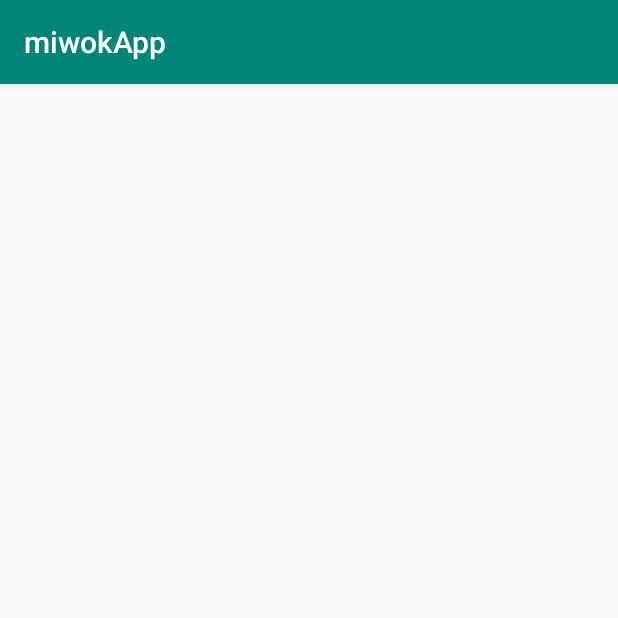
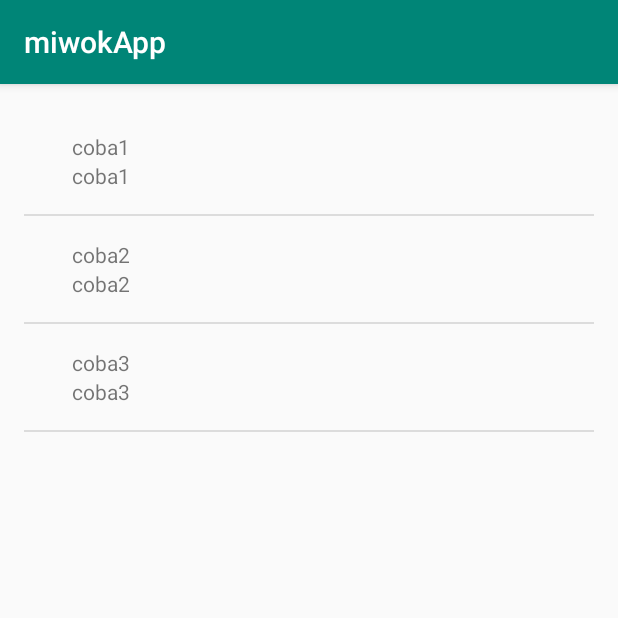
Before and after one commit to yunuswidodo/udacityBasic, an Android app: the PhrasesActivity screen opened directly, with no data from a screen before it, on a phone screen of 412 x 824 dp, the top half of it. Run offline under Robolectric (Android 15) with nearby library versions, the phone set to English and light mode, and no system bars.

```diff
--- a/AndroidBasic/miwokApp/app/src/main/java/e/yunus/miwokapp/PhrasesActivity.java
+++ b/AndroidBasic/miwokApp/app/src/main/java/e/yunus/miwokapp/PhrasesActivity.java
@@ -3,12 +3,30 @@ package e.yunus.miwokapp;
 import androidx.appcompat.app.AppCompatActivity;
 
 import android.os.Bundle;
+import android.widget.ListView;
+
+import java.util.ArrayList;
 
 public class PhrasesActivity extends AppCompatActivity {
 
     @Override
     protected void onCreate(Bundle savedInstanceState) {
         super.onCreate(savedInstanceState);
-        setContentView(R.layout.activity_phrases);
+        setContentView(R.layout.activity_numbers);
+
+        ArrayList<Word> wordss = new ArrayList<Word>();
+        wordss.add(new Word("coba1", "coba1"));
+        wordss.add(new Word("coba2", "coba2"));
+        wordss.add(new Word("coba3", "coba3"));
+
+        WordAdapter adapter = new WordAdapter(this, wordss);
+        ListView listView = (ListView)findViewById(R.id.list);
+        listView.setAdapter(adapter);
+
+
+
+
+
     }
-}
+
+    }
--- a/AndroidBasic/miwokApp/app/src/main/java/e/yunus/miwokapp/Word.java
+++ b/AndroidBasic/miwokApp/app/src/main/java/e/yunus/miwokapp/Word.java
@@ -8,7 +8,9 @@ public class Word {
     // Android version number (e.g. 2.3-2.7, 3.0-3.2.6, 4.0-4.0.4)
     private String mDefault;
     // Drawable resource ID
-    private int mImageResourceId;
+    private int mImageResourceId = NO_IMAGE_PROVIDED;
+
+    private static final int NO_IMAGE_PROVIDED = -1;
 
     /*
      * Create a new AndroidFlavor object.
@@ -22,6 +24,11 @@ public class Word {
         mDefault = lutfi;
         mMiwok = one;
         mImageResourceId = imageResourceId;
+    }
+
+    public Word(String coba1, String coba11) {
+        mDefault = coba1;
+        mMiwok = coba11;
     }
 
     /**
@@ -48,4 +55,7 @@ public class Word {
     }
 
 
+    public boolean hasImage(){
+        return mImageResourceId != NO_IMAGE_PROVIDED;
+    }
 }
--- a/AndroidBasic/miwokApp/app/src/main/java/e/yunus/miwokapp/WordAdapter.java
+++ b/AndroidBasic/miwokApp/app/src/main/java/e/yunus/miwokapp/WordAdapter.java
@@ -51,8 +51,12 @@ public class WordAdapter extends ArrayAdapter<Word> {
         ImageView iconView = (ImageView) listItemView.findViewById(R.id.image);
          //Get the image resource ID from the current AndroidFlavor object and
          //set the image to iconView
-        iconView.setImageResource(currentWord.getImageResourceId());
-
+        if (currentWord.hasImage()) {
+            iconView.setImageResource(currentWord.getImageResourceId());
+            iconView.setVisibility(View.VISIBLE);
+        }else {
+            iconView.setVisibility(View.GONE);
+        }
          //Return the whole list item layout (containing 2 TextViews and an ImageView)
          //so that it can be shown in the ListView
         return listItemView;
```
Also changed, not shown: AndroidBasic/miwokApp/app/src/main/java/e/yunus/miwokapp/MainActivity.java (+10 -0 lines).
